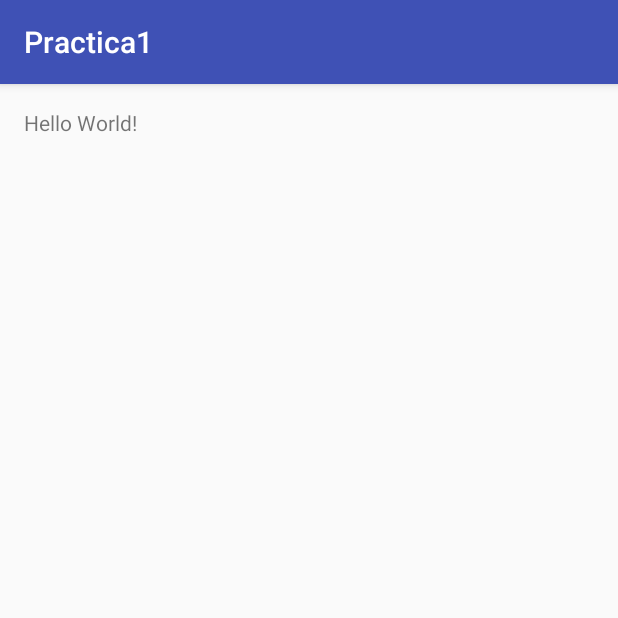
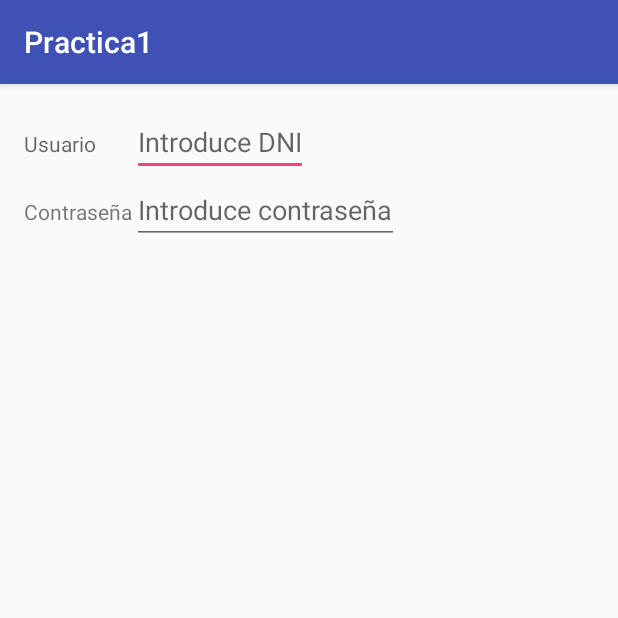
Before and after one commit to icalvillo001/TTA, an Android app: the screen it shows after launch (MainActivity), on a phone screen of 412 x 824 dp, the top half of it. Run offline under Robolectric (Android 15) with nearby library versions, the phone set to English and light mode, and no system bars.

Commit message:
Primera pantalla: activity_main.xml con strings.xml

```diff
--- a/MyApplication/app/src/main/res/layout/activity_main.xml
+++ b/MyApplication/app/src/main/res/layout/activity_main.xml
@@ -8,9 +8,29 @@
     android:paddingRight="@dimen/activity_horizontal_margin"
     android:paddingTop="@dimen/activity_vertical_margin"
     tools:context="com.example.docencia.practica1.MainActivity">
-
-    <TextView
+    <GridLayout
         android:layout_width="wrap_content"
         android:layout_height="wrap_content"
-        android:text="Hello World!" />
+        android:columnCount="2">
+        <TextView
+            android:layout_width="wrap_content"
+            android:layout_height="wrap_content"
+            android:hint="@string/user_label" />
+        <EditText
+            android:id="@+id/login"
+            android:layout_width="wrap_content"
+            android:layout_height="wrap_content"
+            android:hint="@string/user_edit"/>
+
+        <TextView
+            android:text="@string/passwd_label"
+            android:layout_width="wrap_content"
+            android:layout_height="wrap_content" />
+        <EditText
+            android:id="@+id/passwd"
+            android:layout_width="wrap_content"
+            android:layout_height="wrap_content"
+            android:hint="@string/passwd_edit"
+            />
+    </GridLayout>
 </RelativeLayout>
--- a/MyApplication/app/src/main/res/values/strings.xml
+++ b/MyApplication/app/src/main/res/values/strings.xml
@@ -1,3 +1,7 @@
 <resources>
     <string name="app_name">Practica1</string>
+    <string name="user_label">Usuario</string>
+    <string name="user_edit">Introduce DNI</string>
+    <string name="passwd_label">Contraseña</string>
+    <string name="passwd_edit">Introduce contraseña</string>
 </resources>
```
